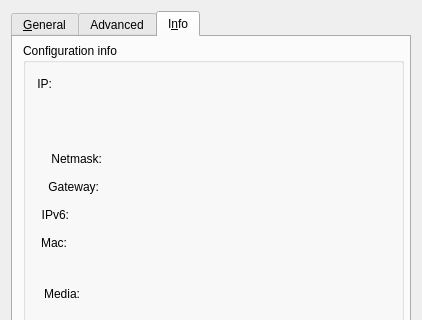
Qt form src/ethernetconfig/ethernetconfig.ui (Peter2121/pc-networkmanager) before a commit; both pictures show x 0 to 422 and y 0 to 320 of the 422 by 588 pixel window.
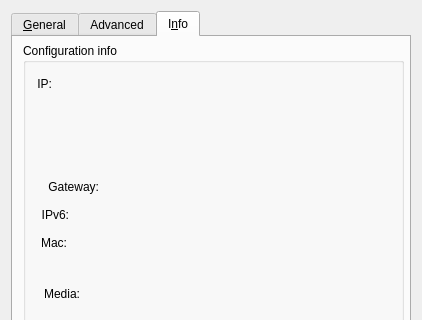
The same form after that commit. The open tabs and pages were chosen to show the change. Icons and pictures are not drawn.

Commit message: Use EthernetConfigData to fill up ethernetconfig dialog, activate ethernetconfig dialog for wireless interfaces

```diff
--- a/src/ethernetconfig/ethernetconfig.ui
+++ b/src/ethernetconfig/ethernetconfig.ui
@@ -378,31 +378,6 @@
        <property name="title">
         <string>Configuration info</string>
        </property>
-       <widget class="QLabel" name="textLabel3_2">
-        <property name="geometry">
-         <rect>
-          <x>12</x>
-          <y>105</y>
-          <width>67</width>
-          <height>22</height>
-         </rect>
-        </property>
-        <property name="sizePolicy">
-         <sizepolicy hsizetype="Minimum" vsizetype="Preferred">
-          <horstretch>0</horstretch>
-          <verstretch>0</verstretch>
-         </sizepolicy>
-        </property>
-        <property name="text">
-         <string>Netmask:</string>
-        </property>
-        <property name="alignment">
-         <set>Qt::AlignRight|Qt::AlignTrailing|Qt::AlignVCenter</set>
-        </property>
-        <property name="wordWrap">
-         <bool>false</bool>
-        </property>
-       </widget>
        <widget class="QLabel" name="textLabel3">
         <property name="geometry">
          <rect>
@@ -629,7 +604,7 @@
           <x>95</x>
           <y>30</y>
           <width>271</width>
-          <height>61</height>
+          <height>101</height>
          </rect>
         </property>
         <property name="sizePolicy">
```
Left out of the diff: 22 changed lines with no effect on the pictures. The commit also changes 7 other files.
